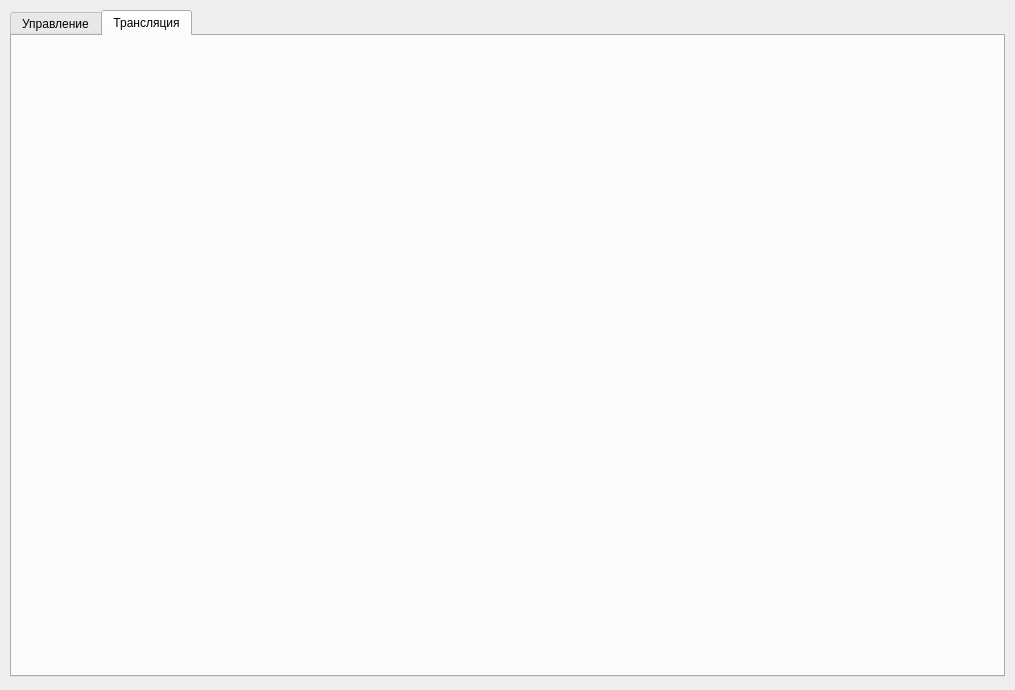
VASoftLab/SevROV, file SevROVControl/mainwindow.ui: the form before one commit.
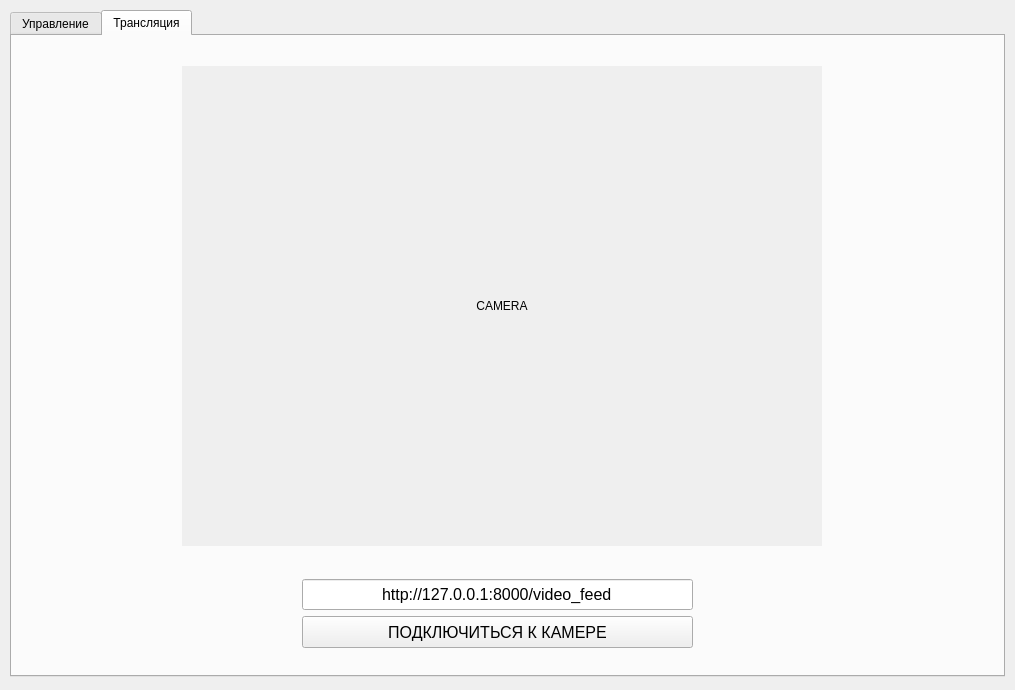
The form after the commit. The open tabs and pages were chosen to show the change. Icons and pictures are not drawn.

Patch:
```diff
--- a/SevROVControl/mainwindow.ui
+++ b/SevROVControl/mainwindow.ui
@@ -2529,6 +2529,67 @@
      <attribute name="title">
       <string>Трансляция</string>
      </attribute>
+     <widget class="QLabel" name="lblCamera">
+      <property name="geometry">
+       <rect>
+        <x>170</x>
+        <y>30</y>
+        <width>640</width>
+        <height>480</height>
+       </rect>
+      </property>
+      <property name="autoFillBackground">
+       <bool>true</bool>
+      </property>
+      <property name="styleSheet">
+       <string notr="true"/>
+      </property>
+      <property name="text">
+       <string>CAMERA</string>
+      </property>
+      <property name="alignment">
+       <set>Qt::AlignCenter</set>
+      </property>
+     </widget>
+     <widget class="QPushButton" name="btnCamera">
+      <property name="geometry">
+       <rect>
+        <x>290</x>
+        <y>580</y>
+        <width>391</width>
+        <height>32</height>
+       </rect>
+      </property>
+      <property name="font">
+       <font>
+        <pointsize>12</pointsize>
+       </font>
+      </property>
+      <property name="text">
+       <string>ПОДКЛЮЧИТЬСЯ К КАМЕРЕ</string>
+      </property>
+     </widget>
+     <widget class="QLineEdit" name="edIPCamera">
+      <property name="geometry">
+       <rect>
+        <x>290</x>
+        <y>543</y>
+        <width>391</width>
+        <height>31</height>
+       </rect>
+      </property>
+      <property name="font">
+       <font>
+        <pointsize>12</pointsize>
+       </font>
+      </property>
+      <property name="text">
+       <string>http://127.0.0.1:8000/video_feed</string>
+      </property>
+      <property name="alignment">
+       <set>Qt::AlignCenter</set>
+      </property>
+     </widget>
     </widget>
    </widget>
   </widget>
```
